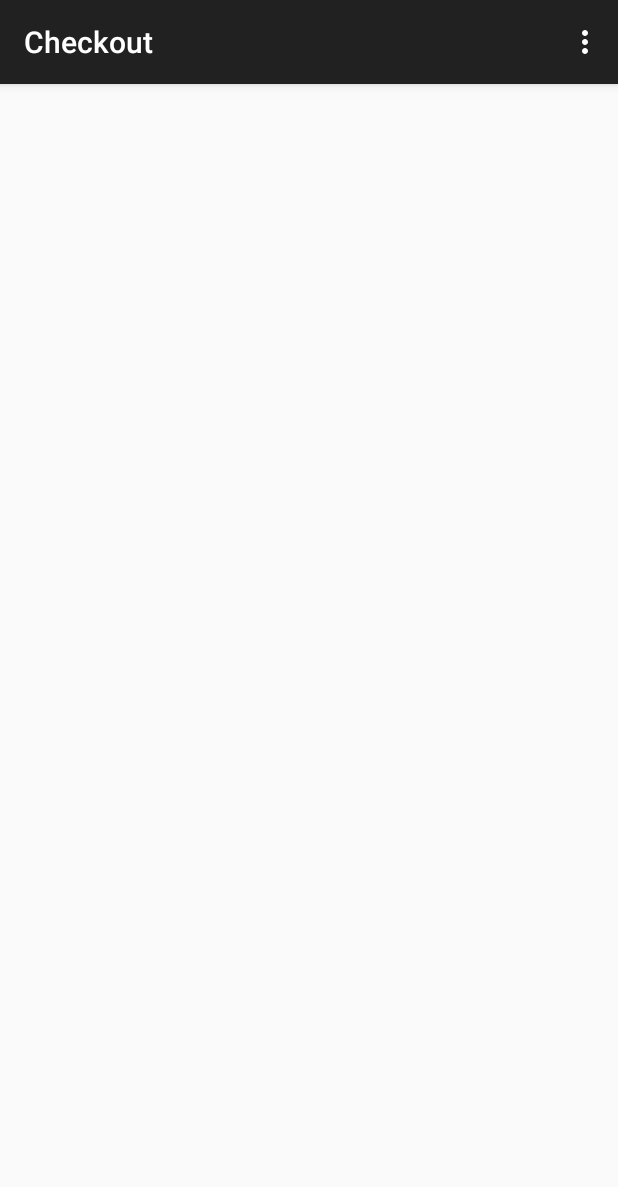
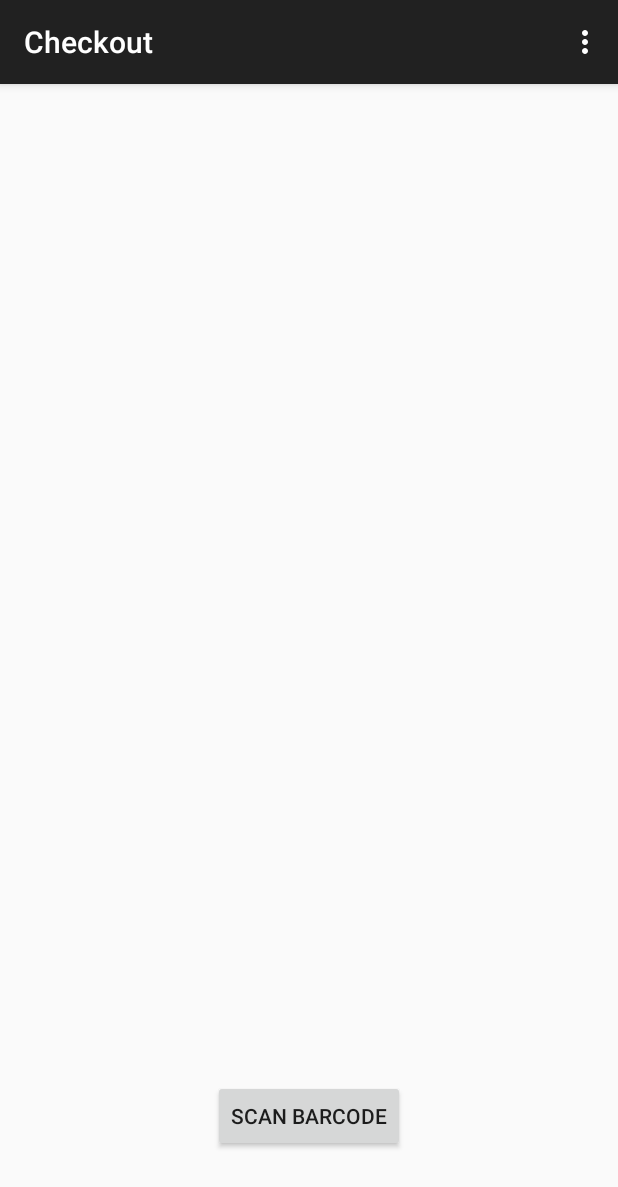
Before and after one commit to purnimamehta/CHECKOUT, an Android app: the screen it shows after launch (BarCodeActivity), on a phone screen of 412 x 824 dp. Shown: the top 1187 px of the screen. Run offline under Robolectric (Android 15) with nearby library versions, the phone set to English and light mode, and no system bars; libraries missing offline, so code that uses them is left out: com.google.zxing.integration.

Commit message:
Barcode scanning working

```diff
--- a/frontend/Checkout/app/src/main/res/layout/activity_bar_code.xml
+++ b/frontend/Checkout/app/src/main/res/layout/activity_bar_code.xml
@@ -9,4 +9,14 @@
     android:paddingTop="@dimen/activity_vertical_margin"
     tools:context="com.app.checkout.BarCodeActivity">
 
+
+    <Button
+        android:layout_width="wrap_content"
+        android:layout_height="wrap_content"
+        android:text="Scan Barcode"
+        android:id="@+id/scan_barcode"
+        android:layout_alignParentBottom="true"
+        android:layout_centerHorizontal="true"
+        android:layout_marginBottom="40dp"
+        android:onClick="scanBarcodeCustomLayout"/>
 </RelativeLayout>
```
Also changed, not shown: frontend/Checkout/app/src/main/AndroidManifest.xml (+8 -0 lines), frontend/Checkout/app/src/main/java/com/app/checkout/AnyOrientationCaptureActivity.java (added, +9 -0 lines), frontend/Checkout/app/src/main/java/com/app/checkout/BarCodeActivity.java (+31 -0 lines).
